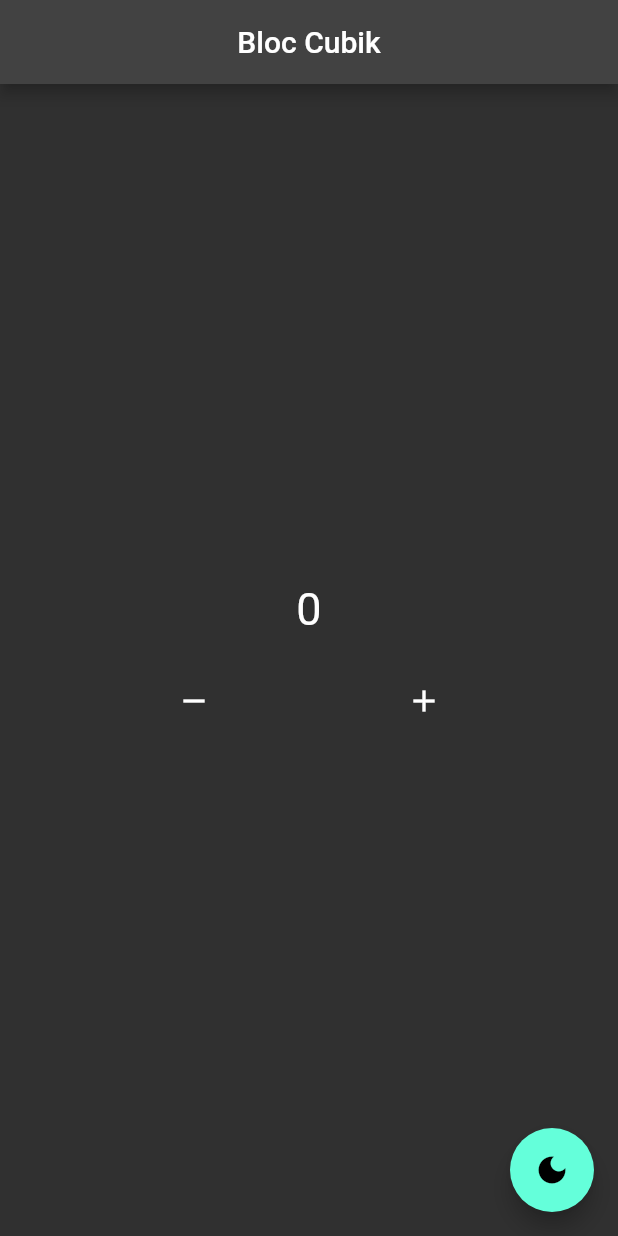
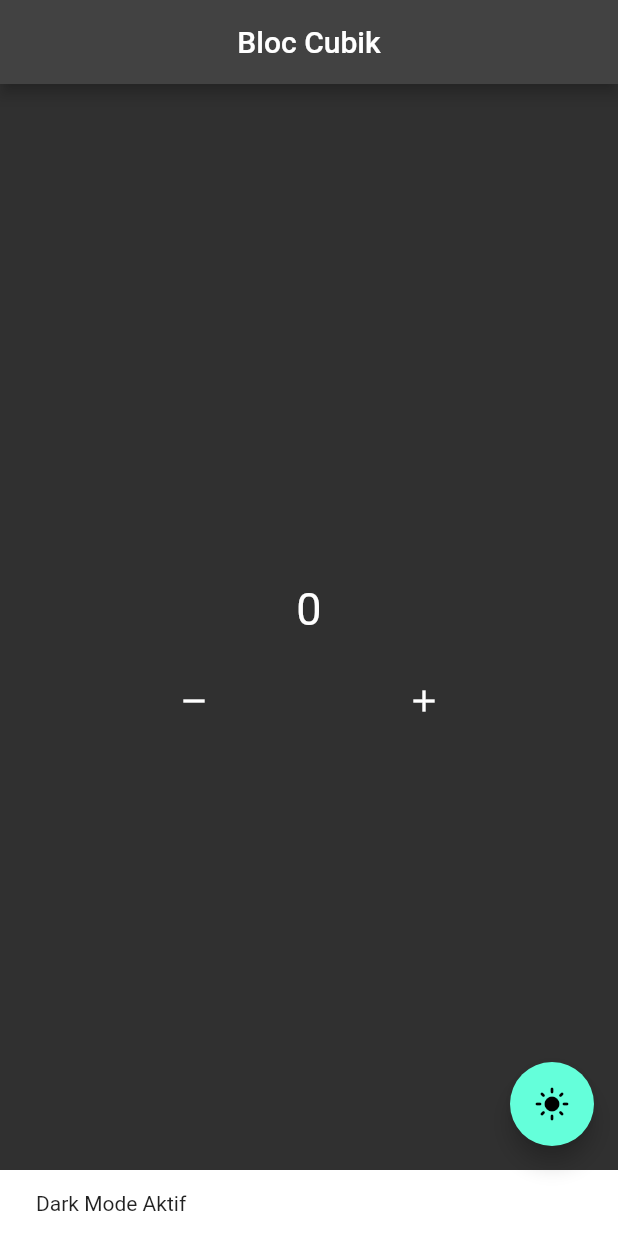
Before and after one commit to rahmattobi/stateManagementBloc, a Flutter app: the screen it shows after launch, after a tap on the "dark mode" icon, on a phone screen of 412 x 824 dp. Run offline on Flutter 3.47's test engine with Material 2 defaults, Android fonts, the phone set to English and light mode, and no system bars; our stand-ins replace bloc, flutter_bloc.

Commit message:
multi bloc listener

```diff
--- a/lib/pages/home_page.dart
+++ b/lib/pages/home_page.dart
@@ -20,7 +20,44 @@ class HomePage extends StatelessWidget {
       body: Column(
         mainAxisAlignment: MainAxisAlignment.center,
         children: [
-          BlocBuilder(
+          MultiBlocListener(
+            listeners: [
+              BlocListener<Counter, int>(
+                listener: (context, state) {
+                  ScaffoldMessenger.of(context).showSnackBar(
+                    const SnackBar(
+                      duration: Duration(seconds: 1),
+                      content: Text("Kamu melewati angka 10"),
+                    ),
+                  );
+                },
+                listenWhen: (previous, current) {
+                  if (current == 10) {
+                    return true;
+                  } else {
+                    return false;
+                  }
+                },
+              ),
+              BlocListener<ThemeBloc, bool>(
+                listener: (context, state) {
+                  ScaffoldMessenger.of(context).showSnackBar(
+                    const SnackBar(
+                      duration: Duration(seconds: 1),
+                      content: Text("Dark Mode Aktif"),
+                    ),
+                  );
+                },
+                listenWhen: (previous, current) {
+                  if (current == false) {
+                    return true;
+                  } else {
+                    return false;
+                  }
+                },
+              )
+            ],
+            child: BlocBuilder(
               bloc: myCounter,
               builder: (context, state) {
                 return Text(
@@ -28,6 +65,7 @@ class HomePage extends StatelessWidget {
                   style: const TextStyle(fontSize: 30),
                 );
               },
+            ),
           ),
           const SizedBox(
             height: 20,
@@ -51,14 +89,15 @@ class HomePage extends StatelessWidget {
           )
         ],
       ),
-      floatingActionButton: FloatingActionButton(
-        onPressed: () {
+      floatingActionButton: FloatingActionButton(onPressed: () {
         myThemes.changeTheme();
+      }, child: BlocBuilder<ThemeBloc, bool>(
+        builder: (context, state) {
+          return myThemes.state == true
+              ? const Icon(Icons.dark_mode)
+              : const Icon(Icons.light_mode);
         },
-        child: myThemes.state == true
-            ? const Icon(Icons.dark_mode)
-            : const Icon(Icons.light_mode),
-      ),
+      )),
     );
   }
 }
```
Lines whose indentation alone changed are shown as unchanged.
